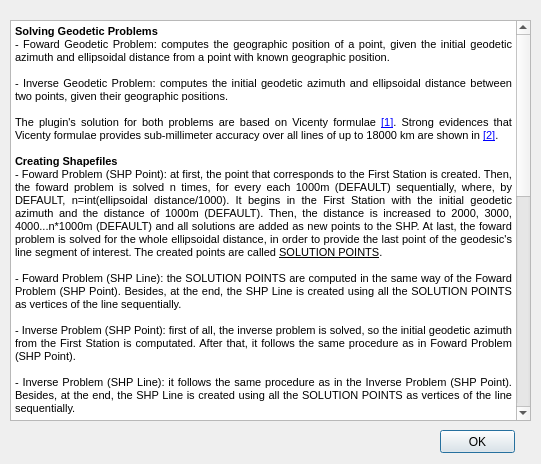
stefano998/geodesic2shape, file how_works.ui: the form before one commit.
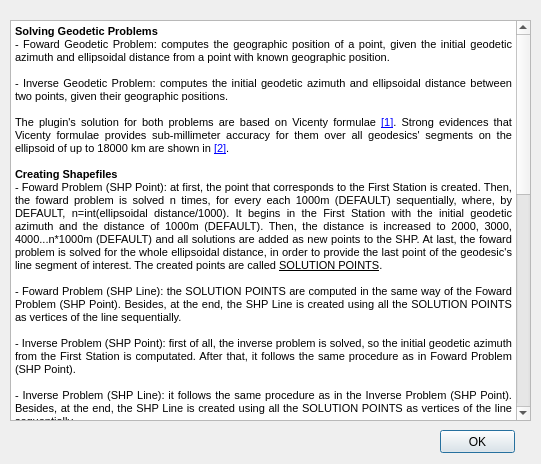
The form after the commit.

What changed in the file:
```diff
--- a/how_works.ui
+++ b/how_works.ui
@@ -32,7 +32,7 @@
 &lt;p align=&quot;justify&quot; style=&quot;-qt-paragraph-type:empty; margin-top:0px; margin-bottom:0px; margin-left:0px; margin-right:0px; -qt-block-indent:0; text-indent:0px; font-size:8pt;&quot;&gt;&lt;br /&gt;&lt;/p&gt;
 &lt;p align=&quot;justify&quot; style=&quot; margin-top:0px; margin-bottom:0px; margin-left:0px; margin-right:0px; -qt-block-indent:0; text-indent:0px;&quot;&gt;&lt;span style=&quot; font-size:8pt;&quot;&gt;- Inverse Geodetic Problem: computes the initial geodetic azimuth and ellipsoidal distance between two points, given their geographic positions.&lt;/span&gt;&lt;/p&gt;
 &lt;p align=&quot;justify&quot; style=&quot;-qt-paragraph-type:empty; margin-top:0px; margin-bottom:0px; margin-left:0px; margin-right:0px; -qt-block-indent:0; text-indent:0px; font-size:8pt;&quot;&gt;&lt;br /&gt;&lt;/p&gt;
-&lt;p align=&quot;justify&quot; style=&quot; margin-top:0px; margin-bottom:0px; margin-left:0px; margin-right:0px; -qt-block-indent:0; text-indent:0px;&quot;&gt;&lt;span style=&quot; font-size:8pt;&quot;&gt;The plugin's solution for both problems are based on Vicenty formulae &lt;/span&gt;&lt;a href=&quot;https://www.ngs.noaa.gov/PUBS_LIB/inverse.pdf&quot;&gt;&lt;span style=&quot; font-size:8pt; text-decoration: underline; color:#0000ff;&quot;&gt;[1]&lt;/span&gt;&lt;/a&gt;&lt;span style=&quot; font-size:8pt;&quot;&gt;. Strong evidences that Vicenty formulae provides sub-millimeter accuracy over all lines of up to 18000 km are shown in &lt;/span&gt;&lt;a href=&quot;http://ascelibrary.org/doi/10.1061/%28ASCE%290733-9453%282005%29131%3A1%2820%29&quot;&gt;&lt;span style=&quot; font-size:8pt; text-decoration: underline; color:#0000ff;&quot;&gt;[2]&lt;/span&gt;&lt;/a&gt;&lt;span style=&quot; font-size:8pt;&quot;&gt;.  &lt;/span&gt;&lt;/p&gt;
+&lt;p align=&quot;justify&quot; style=&quot; margin-top:0px; margin-bottom:0px; margin-left:0px; margin-right:0px; -qt-block-indent:0; text-indent:0px;&quot;&gt;&lt;span style=&quot; font-size:8pt;&quot;&gt;The plugin's solution for both problems are based on Vicenty formulae &lt;/span&gt;&lt;a href=&quot;https://www.ngs.noaa.gov/PUBS_LIB/inverse.pdf&quot;&gt;&lt;span style=&quot; font-size:8pt; text-decoration: underline; color:#0000ff;&quot;&gt;[1]&lt;/span&gt;&lt;/a&gt;&lt;span style=&quot; font-size:8pt;&quot;&gt;. Strong evidences that Vicenty formulae provides sub-millimeter accuracy for them over all geodesics' segments on the ellipsoid of up to 18000 km are shown in &lt;/span&gt;&lt;a href=&quot;http://ascelibrary.org/doi/10.1061/%28ASCE%290733-9453%282005%29131%3A1%2820%29&quot;&gt;&lt;span style=&quot; font-size:8pt; text-decoration: underline; color:#0000ff;&quot;&gt;[2]&lt;/span&gt;&lt;/a&gt;&lt;span style=&quot; font-size:8pt;&quot;&gt;.  &lt;/span&gt;&lt;/p&gt;
 &lt;p align=&quot;justify&quot; style=&quot;-qt-paragraph-type:empty; margin-top:0px; margin-bottom:0px; margin-left:0px; margin-right:0px; -qt-block-indent:0; text-indent:0px; font-size:8pt;&quot;&gt;&lt;br /&gt;&lt;/p&gt;
 &lt;p style=&quot; margin-top:0px; margin-bottom:0px; margin-left:0px; margin-right:0px; -qt-block-indent:0; text-indent:0px;&quot;&gt;&lt;span style=&quot; font-size:8pt; font-weight:600;&quot;&gt;Creating Shapefiles&lt;/span&gt;&lt;/p&gt;
 &lt;p align=&quot;justify&quot; style=&quot; margin-top:0px; margin-bottom:0px; margin-left:0px; margin-right:0px; -qt-block-indent:0; text-indent:0px;&quot;&gt;&lt;span style=&quot; font-size:8pt;&quot;&gt;- Foward Problem (SHP Point): at first, the point that corresponds to the First Station is created. Then, the foward problem is solved n times, for every each 1000m (DEFAULT) sequentially, where, by DEFAULT, n=int(ellipsoidal distance/1000). It begins in the First Station with the initial geodetic azimuth and the distance of 1000m (DEFAULT). Then, the distance is increased to 2000, 3000, 4000...n*1000m (DEFAULT) and all solutions are added as new points to the SHP. At last, the foward problem is solved for the whole ellipsoidal distance, in order to provide the last point of the geodesic's line segment of interest. The created points are called &lt;/span&gt;&lt;span style=&quot; font-size:8pt; text-decoration: underline;&quot;&gt;SOLUTION POINTS&lt;/span&gt;&lt;span style=&quot; font-size:8pt;&quot;&gt;.&lt;/span&gt;&lt;/p&gt;
```
